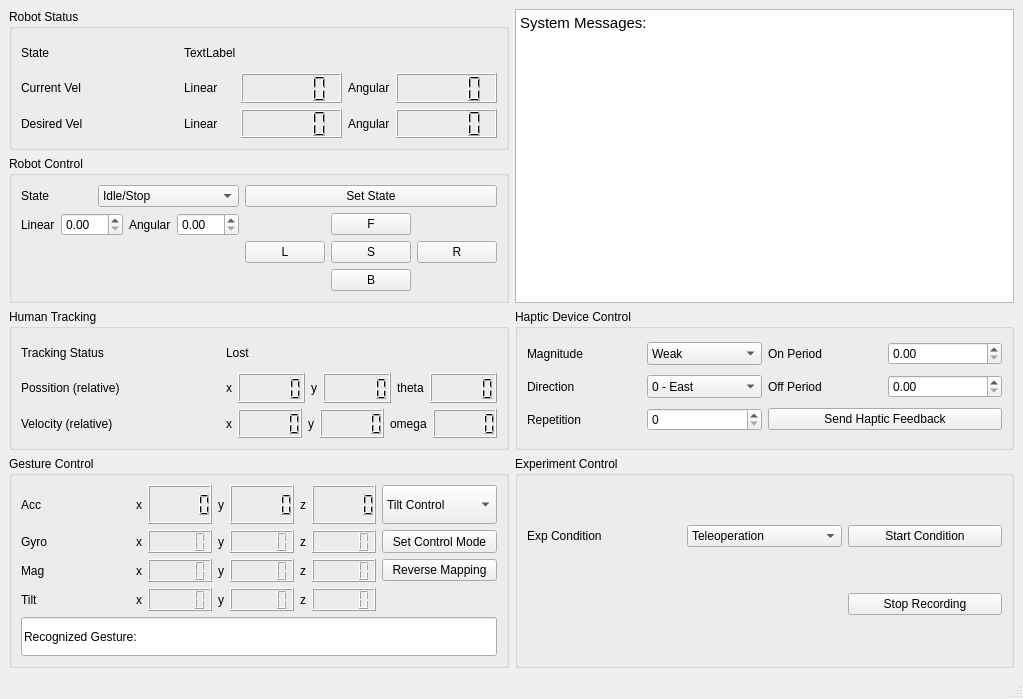
Above: ui/exp_main_window.ui from yuhangc/ford_project before the change. Below: the same form after it.
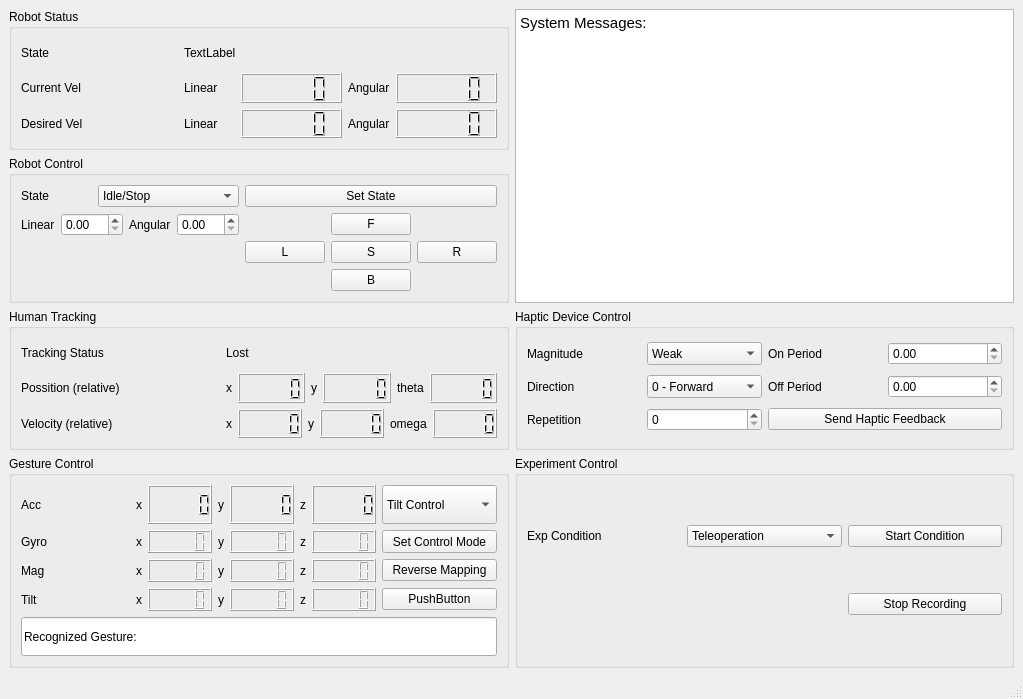
That is the form after the change.

```diff
--- a/ui/exp_main_window.ui
+++ b/ui/exp_main_window.ui
@@ -563,7 +563,7 @@
          </property>
          <item>
           <property name="text">
-           <string>0 - East</string>
+           <string>0 - Forward</string>
           </property>
          </item>
          <item>
@@ -1056,6 +1056,13 @@
          </property>
         </widget>
        </item>
+       <item row="3" column="2">
+        <widget class="QPushButton" name="pushButton">
+         <property name="text">
+          <string>PushButton</string>
+         </property>
+        </widget>
+       </item>
       </layout>
      </widget>
     </item>
```
Left out of the diff: 26 changed lines with no effect on the pictures.
